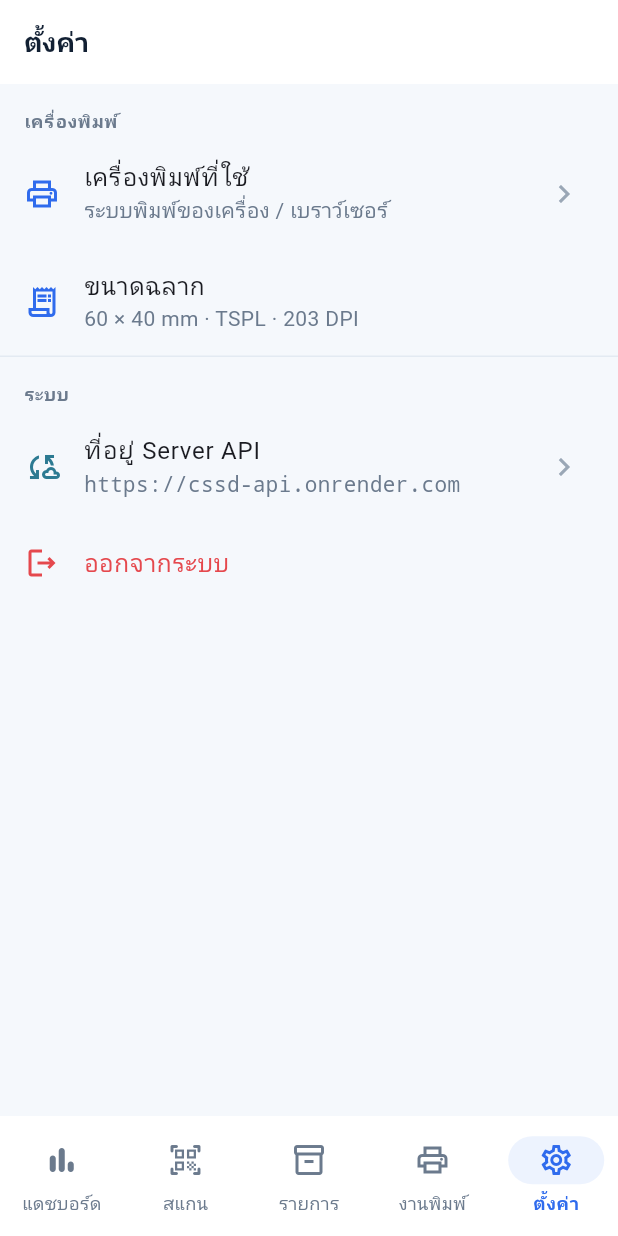
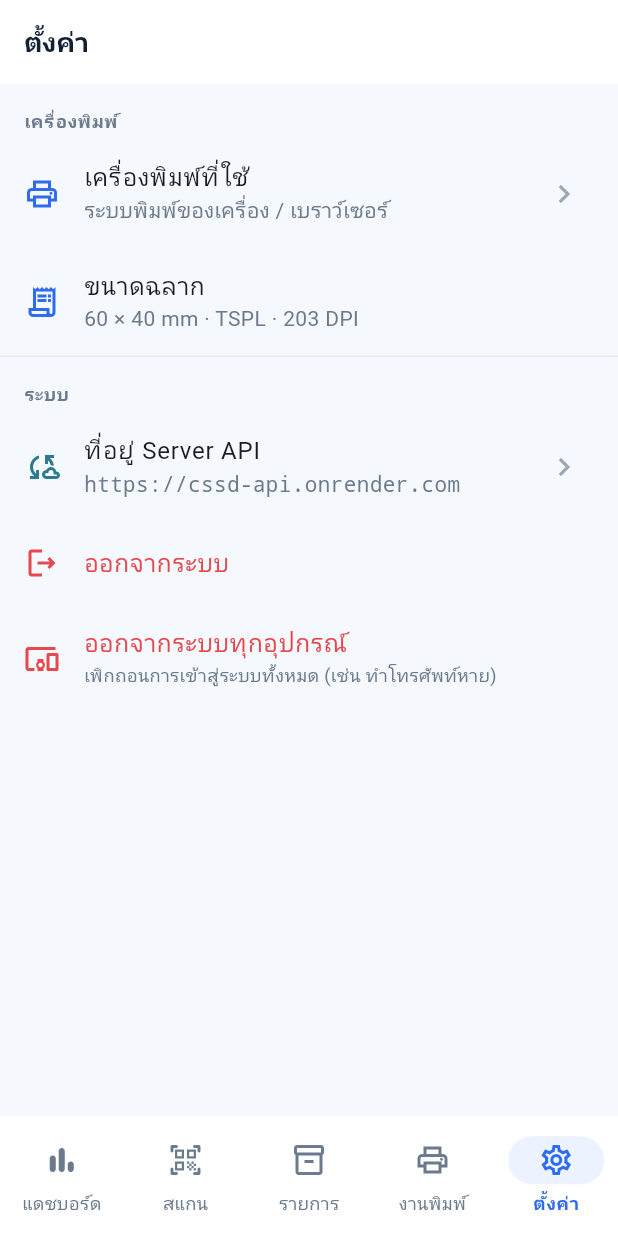
Before and after one commit to alongkotbb8/cssd-sterile-tracking, a Flutter app: the SettingsPage screen opened by its route, on a phone screen of 412 x 824 dp. Run offline on Flutter 3.47's test engine with Material 3 defaults, Android fonts, the phone set to English and light mode, and no system bars; our stand-ins replace dio, firebase_core, firebase_messaging, fl_chart, flutter_blue_plus, flutter_local_notifications and 8 more; missing offline and left inert: mobile_scanner, print_bluetooth_thermal; accounts and stored records are empty; Roboto replaces fonts that are missing (Anuphan).

Commit message:
feat(mobile): logout-all-devices UI + i18n (gen-l10n) infrastructure
Session revocation UI: auth_controller.logoutAllDevices() calls POST
/auth/logout-all then clears the local session (other devices get 401 ->
auto-logout on next request); "ออกจากระบบทุกอุปกรณ์" action in Settings.

i18n (Track D): enable gen-l10n (generate: true, l10n.yaml), ARB files
app_th.arb (template/primary) + app_en.arb, wire AppLocalizations.delegate +
supportedLocales in main.dart. Settings screen converted to AppLocalizations as
the reference pattern; remaining screens migrate incrementally (see
lib/l10n/README.md). Generated app_localizations*.dart committed so fresh
checkouts/CI resolve imports before a build.

flutter analyze clean, tests 30/30. Not pushed/deployed.

Co-Authored-By: Claude Opus 4.8 <noreply@anthropic.com>

````diff
--- a/apps/mobile/lib/features/settings/presentation/pages/settings_page.dart
+++ b/apps/mobile/lib/features/settings/presentation/pages/settings_page.dart
@@ -15,6 +15,7 @@ import '../../../../core/auth/auth_controller.dart';
 import '../../../../core/printer/printer_provider.dart';
 import '../../../../core/printer/system_print_adapter.dart';
 import '../../../../core/theme/app_theme.dart';
+import '../../../../l10n/app_localizations.dart';
 
 /// โฮสต์ production ที่อนุญาต (allowlist/pin) — กำหนดตอน build ด้วย
 /// `--dart-define=CSSD_ALLOWED_HOSTS=host-a.example.com,host-b.example.com`
@@ -102,12 +103,13 @@ class SettingsPage extends ConsumerWidget {
     final serverUrl = ref.watch(serverUrlProvider);
     final printer = ref.watch(printerAdapterProvider);
     final user = ref.watch(authControllerProvider).user;
+    final l10n = AppLocalizations.of(context);
 
     return Scaffold(
-      appBar: AppBar(title: const Text('ตั้งค่า')),
+      appBar: AppBar(title: Text(l10n.settingsTitle)),
       body: ListView(children: [
         if (user != null) ...[
-          const _SectionHeader('บัญชีผู้ใช้'),
+          _SectionHeader(l10n.settingsAccount),
           ListTile(
             leading: const CircleAvatar(
               backgroundColor: SterelisColors.blue50,
@@ -120,11 +122,11 @@ class SettingsPage extends ConsumerWidget {
           ),
           const Divider(),
         ],
-        const _SectionHeader('เครื่องพิมพ์'),
+        _SectionHeader(l10n.settingsPrinter),
         ListTile(
           leading:
               const Icon(Icons.print_outlined, color: SterelisColors.blue500),
-          title: const Text('เครื่องพิมพ์ที่ใช้'),
+          title: Text(l10n.settingsPrinterInUse),
           subtitle: Text(printer.displayName,
               style: const TextStyle(color: SterelisColors.textMuted)),
           trailing:
@@ -139,11 +141,11 @@ class SettingsPage extends ConsumerWidget {
               style: TextStyle(color: SterelisColors.textMuted)),
         ),
         const Divider(),
-        const _SectionHeader('ระบบ'),
+        _SectionHeader(l10n.settingsSystem),
         ListTile(
           leading: const Icon(Icons.cloud_sync_outlined,
               color: SterelisColors.teal500),
-          title: const Text('ที่อยู่ Server API'),
+          title: Text(l10n.settingsServerUrl),
           subtitle: Text(serverUrl,
               style: const TextStyle(
                   color: SterelisColors.textMuted, fontFamily: 'monospace')),
@@ -154,9 +156,19 @@ class SettingsPage extends ConsumerWidget {
         ListTile(
           leading:
               const Icon(Icons.logout_outlined, color: SterelisColors.danger),
-          title: const Text('ออกจากระบบ',
-              style: TextStyle(color: SterelisColors.danger)),
+          title: Text(l10n.actionLogout,
+              style: const TextStyle(color: SterelisColors.danger)),
           onTap: () => _confirmLogout(context, ref),
+        ),
+        ListTile(
+          leading: const Icon(Icons.devices_other_outlined,
+              color: SterelisColors.danger),
+          title: Text(l10n.actionLogoutAll,
+              style: const TextStyle(color: SterelisColors.danger)),
+          subtitle: Text(l10n.actionLogoutAllSubtitle,
+              style: const TextStyle(
+                  color: SterelisColors.textMuted, fontSize: 12)),
+          onTap: () => _confirmLogoutAll(context, ref),
         ),
       ]),
     );
@@ -215,27 +227,54 @@ class SettingsPage extends ConsumerWidget {
   }
 
   Future<void> _confirmLogout(BuildContext context, WidgetRef ref) async {
+    final l10n = AppLocalizations.of(context);
     final ok = await showDialog<bool>(
       context: context,
       builder: (dctx) => AlertDialog(
         shape: RoundedRectangleBorder(borderRadius: BorderRadius.circular(20)),
-        title: const Text('ออกจากระบบ?'),
-        content: const Text('ต้องเข้าสู่ระบบใหม่ในการใช้งานครั้งถัดไป'),
+        title: Text(l10n.logoutConfirmTitle),
+        content: Text(l10n.logoutConfirmBody),
         actions: [
           TextButton(
               onPressed: () => Navigator.of(dctx).pop(false),
-              child: const Text('ยกเลิก')),
+              child: Text(l10n.actionCancel)),
           FilledButton(
             style: FilledButton.styleFrom(
                 backgroundColor: SterelisColors.danger),
             onPressed: () => Navigator.of(dctx).pop(true),
-            child: const Text('ออกจากระบบ'),
+            child: Text(l10n.actionLogout),
           ),
         ],
       ),
     );
     if (ok == true) {
       await ref.read(authControllerProvider.notifier).logout();
+    }
+  }
+
+  Future<void> _confirmLogoutAll(BuildContext context, WidgetRef ref) async {
+    final l10n = AppLocalizations.of(context);
+    final ok = await showDialog<bool>(
+      context: context,
+      builder: (dctx) => AlertDialog(
+        shape: RoundedRectangleBorder(borderRadius: BorderRadius.circular(20)),
+        title: Text(l10n.logoutAllConfirmTitle),
+        content: Text(l10n.logoutAllConfirmBody),
+        actions: [
+          TextButton(
+              onPressed: () => Navigator.of(dctx).pop(false),
+              child: Text(l10n.actionCancel)),
+          FilledButton(
+            style: FilledButton.styleFrom(
+                backgroundColor: SterelisColors.danger),
+            onPressed: () => Navigator.of(dctx).pop(true),
+            child: Text(l10n.logoutAllConfirmAction),
+          ),
+        ],
+      ),
+    );
+    if (ok == true) {
+      await ref.read(authControllerProvider.notifier).logoutAllDevices();
     }
   }
 }
--- /dev/null
+++ b/apps/mobile/lib/l10n/app_localizations.dart
@@ -0,0 +1,235 @@
+import 'dart:async';
+
+import 'package:flutter/foundation.dart';
+import 'package:flutter/widgets.dart';
+import 'package:flutter_localizations/flutter_localizations.dart';
+import 'package:intl/intl.dart' as intl;
+
+import 'app_localizations_en.dart';
+import 'app_localizations_th.dart';
+
+// ignore_for_file: type=lint
+
+/// Callers can lookup localized strings with an instance of AppLocalizations
+/// returned by `AppLocalizations.of(context)`.
+///
+/// Applications need to include `AppLocalizations.delegate()` in their app's
+/// `localizationDelegates` list, and the locales they support in the app's
+/// `supportedLocales` list. For example:
+///
+/// ```dart
+/// import 'l10n/app_localizations.dart';
+///
+/// return MaterialApp(
+///   localizationsDelegates: AppLocalizations.localizationsDelegates,
+///   supportedLocales: AppLocalizations.supportedLocales,
+///   home: MyApplicationHome(),
+/// );
+/// ```
+///
+/// ## Update pubspec.yaml
+///
+/// Please make sure to update your pubspec.yaml to include the following
+/// packages:
+///
+/// ```yaml
+/// dependencies:
+///   # Internationalization support.
+///   flutter_localizations:
+///     sdk: flutter
+///   intl: any # Use the pinned version from flutter_localizations
+///
+///   # Rest of dependencies
+/// ```
+///
+/// ## iOS Applications
+///
+/// iOS applications define key application metadata, including supported
+/// locales, in an Info.plist file that is built into the application bundle.
+/// To configure the locales supported by your app, you’ll need to edit this
+/// file.
+///
+/// First, open your project’s ios/Runner.xcworkspace Xcode workspace file.
+/// Then, in the Project Navigator, open the Info.plist file under the Runner
+/// project’s Runner folder.
+///
+/// Next, select the Information Property List item, select Add Item from the
+/// Editor menu, then select Localizations from the pop-up menu.
+///
+/// Select and expand the newly-created Localizations item then, for each
+/// locale your application supports, add a new item and select the locale
+/// you wish to add from the pop-up menu in the Value field. This list should
+/// be consistent with the languages listed in the AppLocalizations.supportedLocales
+/// property.
+abstract class AppLocalizations {
+  AppLocalizations(String locale)
+      : localeName = intl.Intl.canonicalizedLocale(locale.toString());
+
+  final String localeName;
+
+  static AppLocalizations of(BuildContext context) {
+    return Localizations.of<AppLocalizations>(context, AppLocalizations)!;
+  }
+
+  static const LocalizationsDelegate<AppLocalizations> delegate =
+      _AppLocalizationsDelegate();
+
+  /// A list of this localizations delegate along with the default localizations
+  /// delegates.
+  ///
+  /// Returns a list of localizations delegates containing this delegate along with
+  /// GlobalMaterialLocalizations.delegate, GlobalCupertinoLocalizations.delegate,
+  /// and GlobalWidgetsLocalizations.delegate.
+  ///
+  /// Additional delegates can be added by appending to this list in
+  /// MaterialApp. This list does not have to be used at all if a custom list
+  /// of delegates is preferred or required.
+  static const List<LocalizationsDelegate<dynamic>> localizationsDelegates =
+      <LocalizationsDelegate<dynamic>>[
+    delegate,
+    GlobalMaterialLocalizations.delegate,
+    GlobalCupertinoLocalizations.delegate,
+    GlobalWidgetsLocalizations.delegate,
+  ];
+
+  /// A list of this localizations delegate's supported locales.
+  static const List<Locale> supportedLocales = <Locale>[
+    Locale('en'),
+    Locale('th')
+  ];
+
+  /// ชื่อแอป (title bar / task switcher)
+  ///
+  /// In th, this message translates to:
+  /// **'CSSD Sterile Tracking'**
+  String get appTitle;
+
+  /// No description provided for @settingsTitle.
+  ///
+  /// In th, this message translates to:
+  /// **'ตั้งค่า'**
+  String get settingsTitle;
+
+  /// No description provided for @settingsAccount.
+  ///
+  /// In th, this message translates to:
+  /// **'บัญชีผู้ใช้'**
+  String get settingsAccount;
+
+  /// No description provided for @settingsPrinter.
+  ///
+  /// In th, this message translates to:
+  /// **'เครื่องพิมพ์'**
+  String get settingsPrinter;
+
+  /// No description provided for @settingsSystem.
+  ///
+  /// In th, this message translates to:
+  /// **'ระบบ'**
+  String get settingsSystem;
+
+  /// No description provided for @settingsPrinterInUse.
+  ///
+  /// In th, this message translates to:
+  /// **'เครื่องพิมพ์ที่ใช้'**
+  String get settingsPrinterInUse;
+
+  /// No description provided for @settingsServerUrl.
+  ///
+  /// In th, this message translates to:
+  /// **'ที่อยู่ Server API'**
+  String get settingsServerUrl;
+
+  /// No description provided for @actionCancel.
+  ///
+  /// In th, this message translates to:
+  /// **'ยกเลิก'**
+  String get actionCancel;
+
+  /// No description provided for @actionSave.
+  ///
+  /// In th, this message translates to:
+  /// **'บันทึก'**
+  String get actionSave;
+
+  /// No description provided for @actionLogout.
+  ///
+  /// In th, this message translates to:
+  /// **'ออกจากระบบ'**
+  String get actionLogout;
+
+  /// No description provided for @actionLogoutAll.
+  ///
+  /// In th, this message translates to:
+  /// **'ออกจากระบบทุกอุปกรณ์'**
+  String get actionLogoutAll;
+
+  /// No description provided for @actionLogoutAllSubtitle.
+  ///
+  /// In th, this message translates to:
+  /// **'เพิกถอนการเข้าสู่ระบบทั้งหมด (เช่น ทำโทรศัพท์หาย)'**
+  String get actionLogoutAllSubtitle;
+
+  /// No description provided for @logoutConfirmTitle.
+  ///
+  /// In th, this message translates to:
+  /// **'ออกจากระบบ?'**
+  String get logoutConfirmTitle;
+
+  /// No description provided for @logoutConfirmBody.
+  ///
+  /// In th, this message translates to:
+  /// **'ต้องเข้าสู่ระบบใหม่ในการใช้งานครั้งถัดไป'**
+  String get logoutConfirmBody;
+
+  /// No description provided for @logoutAllConfirmTitle.
+  ///
+  /// In th, this message translates to:
+  /// **'ออกจากระบบทุกอุปกรณ์?'**
+  String get logoutAllConfirmTitle;
+
+  /// No description provided for @logoutAllConfirmBody.
+  ///
+  /// In th, this message translates to:
+  /// **'ทุกอุปกรณ์ที่เข้าสู่ระบบด้วยบัญชีนี้จะถูกบังคับออกทันที ต้องเข้าสู่ระบบใหม่ทั้งหมด'**
+  String get logoutAllConfirmBody;
+
+  /// No description provided for @logoutAllConfirmAction.
+  ///
+  /// In th, this message translates to:
+  /// **'ออกทุกอุปกรณ์'**
+  String get logoutAllConfirmAction;
+}
+
+class _AppLocalizationsDelegate
+    extends LocalizationsDelegate<AppLocalizations> {
+  const _AppLocalizationsDelegate();
+
+  @override
+  Future<AppLocalizations> load(Locale locale) {
+    return SynchronousFuture<AppLocalizations>(lookupAppLocalizations(locale));
+  }
+
+  @override
+  bool isSupported(Locale locale) =>
+      <String>['en', 'th'].contains(locale.languageCode);
+
+  @override
+  bool shouldReload(_AppLocalizationsDelegate old) => false;
+}
+
+AppLocalizations lookupAppLocalizations(Locale locale) {
+  // Lookup logic when only language code is specified.
+  switch (locale.languageCode) {
+    case 'en':
+      return AppLocalizationsEn();
+    case 'th':
+      return AppLocalizationsTh();
+  }
+
+  throw FlutterError(
+      'AppLocalizations.delegate failed to load unsupported locale "$locale". This is likely '
+      'an issue with the localizations generation tool. Please file an issue '
+      'on GitHub with a reproducible sample app and the gen-l10n configuration '
+      'that was used.');
+}
--- /dev/null
+++ b/apps/mobile/lib/l10n/app_th.arb
@@ -0,0 +1,24 @@
+{
+  "@@locale": "th",
+  "appTitle": "CSSD Sterile Tracking",
+  "@appTitle": { "description": "ชื่อแอป (title bar / task switcher)" },
+
+  "settingsTitle": "ตั้งค่า",
+  "settingsAccount": "บัญชีผู้ใช้",
+  "settingsPrinter": "เครื่องพิมพ์",
+  "settingsSystem": "ระบบ",
+  "settingsPrinterInUse": "เครื่องพิมพ์ที่ใช้",
+  "settingsServerUrl": "ที่อยู่ Server API",
+
+  "actionCancel": "ยกเลิก",
+  "actionSave": "บันทึก",
+  "actionLogout": "ออกจากระบบ",
+  "actionLogoutAll": "ออกจากระบบทุกอุปกรณ์",
+  "actionLogoutAllSubtitle": "เพิกถอนการเข้าสู่ระบบทั้งหมด (เช่น ทำโทรศัพท์หาย)",
+
+  "logoutConfirmTitle": "ออกจากระบบ?",
+  "logoutConfirmBody": "ต้องเข้าสู่ระบบใหม่ในการใช้งานครั้งถัดไป",
+  "logoutAllConfirmTitle": "ออกจากระบบทุกอุปกรณ์?",
+  "logoutAllConfirmBody": "ทุกอุปกรณ์ที่เข้าสู่ระบบด้วยบัญชีนี้จะถูกบังคับออกทันที ต้องเข้าสู่ระบบใหม่ทั้งหมด",
+  "logoutAllConfirmAction": "ออกทุกอุปกรณ์"
+}
--- a/apps/mobile/lib/main.dart
+++ b/apps/mobile/lib/main.dart
@@ -8,6 +8,7 @@ import 'core/auth/auth_controller.dart';
 import 'core/notifications/fcm_service.dart';
 import 'core/router/app_router.dart';
 import 'core/theme/app_theme.dart';
+import 'l10n/app_localizations.dart';
 
 Future<void> main() async {
   WidgetsFlutterBinding.ensureInitialized();
@@ -38,12 +39,13 @@ class CssdApp extends ConsumerWidget {
       theme: AppTheme.light,
       routerConfig: router,
       localizationsDelegates: const [
+        AppLocalizations.delegate, // ข้อความ user-facing (gen-l10n จาก lib/l10n/*.arb)
         GlobalMaterialLocalizations.delegate,
         GlobalWidgetsLocalizations.delegate,
         GlobalCupertinoLocalizations.delegate,
       ],
-      supportedLocales: const [Locale('th')],
-      locale: const Locale('th'),
+      supportedLocales: AppLocalizations.supportedLocales, // th (หลัก) + en
+      locale: const Locale('th'), // บังคับไทยเป็นค่าเริ่มต้น (เปลี่ยนได้ภายหลัง)
     );
   }
 }
--- a/apps/mobile/pubspec.yaml
+++ b/apps/mobile/pubspec.yaml
@@ -75,6 +75,7 @@ dev_dependencies:
 
 flutter:
   uses-material-design: true
+  generate: true # เปิด gen-l10n (สร้าง AppLocalizations จาก lib/l10n/*.arb)
   assets:
     - assets/images/
     - assets/icons/
````
Also changed, not shown: apps/mobile/l10n.yaml (added, +9 -0 lines), apps/mobile/lib/core/auth/auth_controller.dart (+11 -0 lines), apps/mobile/lib/l10n/app_en.arb (added, +22 -0 lines), apps/mobile/lib/l10n/app_localizations_en.dart (added, +62 -0 lines), apps/mobile/lib/l10n/app_localizations_th.dart (added, +63 -0 lines), 2 other files.
